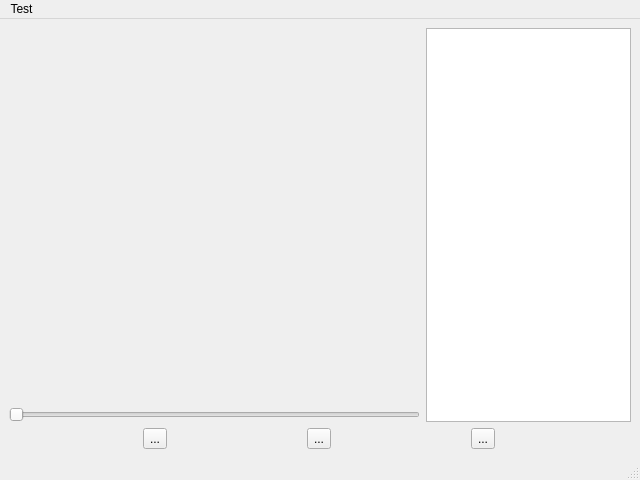
Before: the Qt Designer form gui/main_window.ui in beamerkun/cutDetector, drawn with Qt 5.
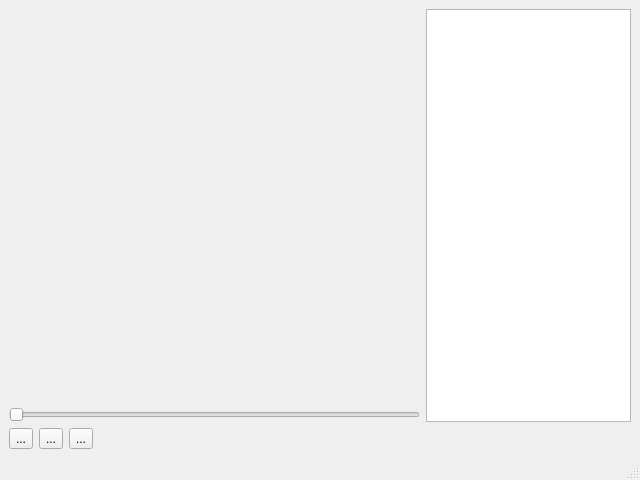
After: the same form once the commit is applied. Custom widgets are drawn as their Qt base class.

```diff
--- a/gui/main_window.ui
+++ b/gui/main_window.ui
@@ -43,7 +43,9 @@
          </widget>
         </item>
         <item>
-         <widget class="OpenCVImageWidget" name="widget_2" native="true"/>
+         <widget class="OpenCVImageWidget" name="widget_2" native="true">
+          <zorder>widget</zorder>
+         </widget>
         </item>
         <item>
          <widget class="QSlider" name="horizontalSlider">
@@ -57,7 +59,7 @@
       <item>
        <layout class="QVBoxLayout" name="sceneListArea">
         <item>
-         <widget class="QListView" name="sceneListView">
+         <widget class="QListWidget" name="sceneListWidget">
           <property name="sizePolicy">
            <sizepolicy hsizetype="Preferred" vsizetype="Preferred">
             <horstretch>0</horstretch>
@@ -77,7 +79,7 @@
      </layout>
     </item>
     <item>
-     <layout class="QHBoxLayout" name="horizontalLayout_2" stretch="0,0,0">
+     <layout class="QHBoxLayout" name="horizontalLayout_2" stretch="0,0,0,0">
       <property name="sizeConstraint">
        <enum>QLayout::SetDefaultConstraint</enum>
       </property>
@@ -102,6 +104,19 @@
         </property>
        </widget>
       </item>
+      <item>
+       <spacer name="horizontalSpacer">
+        <property name="orientation">
+         <enum>Qt::Horizontal</enum>
+        </property>
+        <property name="sizeHint" stdset="0">
+         <size>
+          <width>40</width>
+          <height>20</height>
+         </size>
+        </property>
+       </spacer>
+      </item>
      </layout>
     </item>
    </layout>
@@ -116,12 +131,6 @@
      <height>19</height>
     </rect>
    </property>
-   <widget class="QMenu" name="menuTest">
-    <property name="title">
-     <string>Test</string>
-    </property>
-   </widget>
-   <addaction name="menuTest"/>
   </widget>
  </widget>
  <customwidgets>
```
Left out of the diff: 1 changed line with no effect on the pictures.
